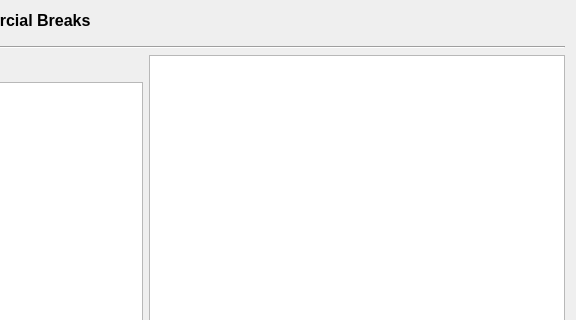
Above: pixelplan/rave/PixelPlan/breakcreateform.ui from pgathogo/raven before the change; both pictures show x 124 to 700 and y 0 to 320 of the 700 by 455 pixel window. Below: the same form after it.
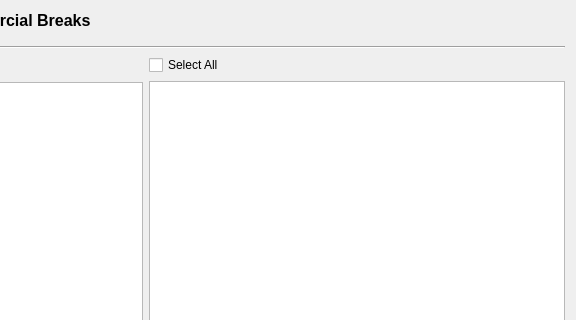
That is the form after the change.

The edit to the form file:
```diff
--- a/pixelplan/rave/PixelPlan/breakcreateform.ui
+++ b/pixelplan/rave/PixelPlan/breakcreateform.ui
@@ -103,6 +103,13 @@
      </item>
      <item row="0" column="1">
       <layout class="QVBoxLayout" name="verticalLayout_2">
+       <item>
+        <widget class="QCheckBox" name="cbAll">
+         <property name="text">
+          <string>Select All</string>
+         </property>
+        </widget>
+       </item>
        <item>
         <widget class="QTableView" name="tvBreakLines">
          <property name="editTriggers">
```
